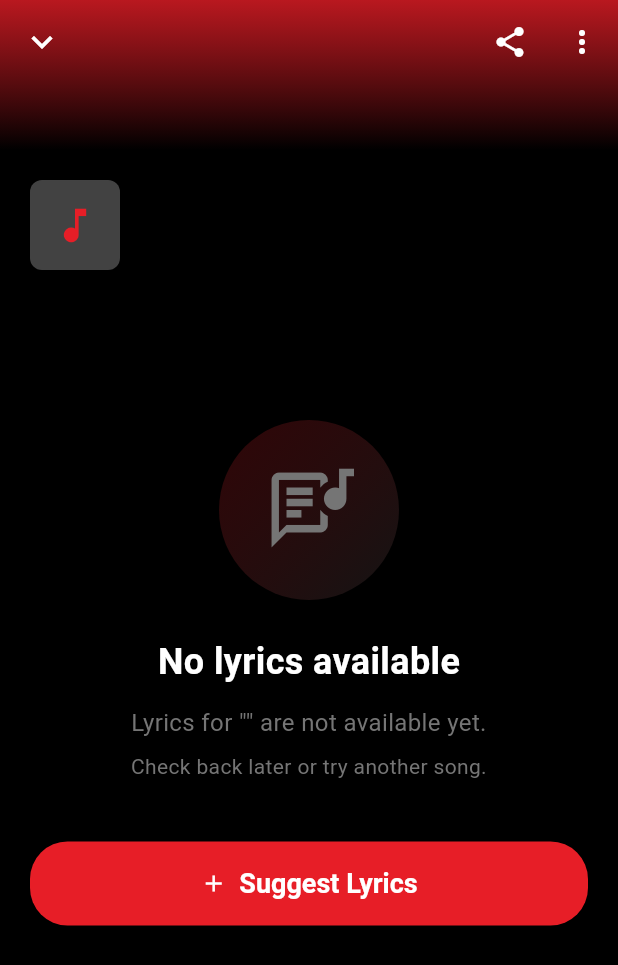
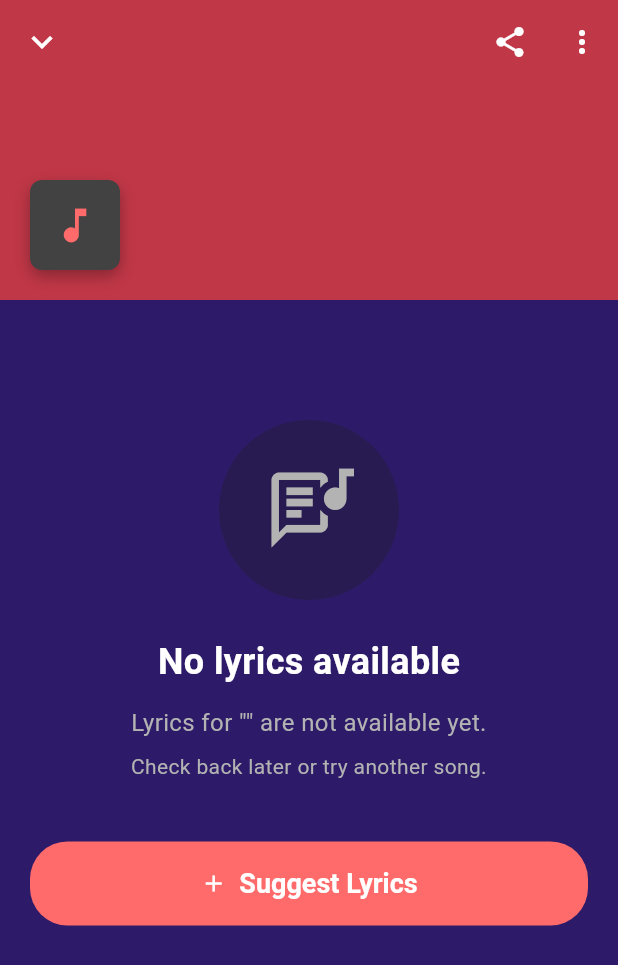
Before and after one commit to andinoferdi/RedRhythm, a Flutter app: the LyricsScreen screen opened directly with empty values, on a phone screen of 412 x 824 dp. Shown: the top 965 px of the screen. Run offline on Flutter 3.47's test engine with Material 3 defaults, Android fonts, the phone set to English and light mode, and no system bars; our stand-ins replace auto_route, flutter_riverpod, flutter_secure_storage, freezed_annotation, get_it, image_picker and 4 more; accounts and stored records are empty; network calls fail; Roboto replaces fonts that are missing (Poppins); statements that could not run were skipped.

Commit message:
Local development changes

```diff
--- a/lib/screens/music_player/lyrics_screen.dart
+++ b/lib/screens/music_player/lyrics_screen.dart
@@ -5,6 +5,8 @@ import '../../controllers/player_controller.dart';
 import '../../models/song.dart';
 import '../../utils/app_colors.dart';
 import '../../utils/image_helpers.dart';
+import '../../utils/color_extractor.dart';
+import '../../providers/dynamic_color_provider.dart';
 
 @RoutePage()
 class LyricsScreen extends ConsumerStatefulWidget {
@@ -31,38 +33,47 @@ class _LyricsScreenState extends ConsumerState<LyricsScreen> {
   @override
   Widget build(BuildContext context) {
     final playerState = ref.watch(playerControllerProvider);
+    final dynamicColorState = ref.watch(dynamicColorProvider);
     final currentSong = playerState.currentSong ?? widget.song;
+    final colors = dynamicColorState.colors ?? ColorExtractor.getDefaultColors();
+
+    // Extract colors from current song if needed
+    WidgetsBinding.instance.addPostFrameCallback((_) {
+      if (currentSong != null) {
+        ref.read(dynamicColorProvider.notifier).extractColorsFromSong(currentSong);
+      }
+    });
 
     return Scaffold(
-      backgroundColor: AppColors.background,
+      backgroundColor: colors.backgroundStart,
       body: CustomScrollView(
         controller: _scrollController,
         slivers: [
-          // Custom App Bar with gradient
+          // Custom App Bar with solid color
           SliverAppBar(
             expandedHeight: 200,
             floating: false,
             pinned: true,
-            backgroundColor: AppColors.background,
+            backgroundColor: Colors.transparent,
             leading: IconButton(
-              icon: const Icon(Icons.keyboard_arrow_down, color: Colors.white, size: 28),
+              icon: Icon(Icons.keyboard_arrow_down, color: colors.textPrimary, size: 28),
               onPressed: () => context.router.maybePop(),
             ),
             actions: [
               IconButton(
-                icon: const Icon(Icons.share, color: Colors.white),
+                icon: Icon(Icons.share, color: colors.textPrimary),
                 onPressed: () {
                   // TODO: Implement share lyrics functionality
                   ScaffoldMessenger.of(context).showSnackBar(
-                    const SnackBar(
-                      content: Text('Share lyrics feature coming soon!'),
-                      backgroundColor: AppColors.primary,
+                    SnackBar(
+                      content: const Text('Share lyrics feature coming soon!'),
+                      backgroundColor: colors.accent,
                     ),
                   );
                 },
               ),
               IconButton(
-                icon: const Icon(Icons.more_vert, color: Colors.white),
+                icon: Icon(Icons.more_vert, color: colors.textPrimary),
                 onPressed: () {
                   // TODO: Implement more options
                 },
@@ -70,17 +81,7 @@ class _LyricsScreenState extends ConsumerState<LyricsScreen> {
             ],
             flexibleSpace: FlexibleSpaceBar(
               background: Container(
-                decoration: BoxDecoration(
-                  gradient: LinearGradient(
-                    begin: Alignment.topCenter,
-                    end: Alignment.bottomCenter,
-                    colors: [
-                      AppColors.primary.withValues(alpha: 0.8),
-                      AppColors.background.withValues(alpha: 0.9),
-                      AppColors.background,
-                    ],
-                  ),
-                ),
+                color: colors.primary.withValues(alpha: 0.8),
                 child: SafeArea(
                   child: Padding(
                     padding: const EdgeInsets.fromLTRB(20, 60, 20, 20),
@@ -113,9 +114,9 @@ class _LyricsScreenState extends ConsumerState<LyricsScreen> {
                                   fit: BoxFit.cover,
                                   fallbackWidget: Container(
                                     color: AppColors.greyDark,
-                                    child: const Icon(
+                                    child: Icon(
                                       Icons.music_note,
-                                      color: AppColors.primary,
+                                      color: colors.accent,
                                       size: 30,
                                     ),
                                   ),
@@ -130,8 +131,8 @@ class _LyricsScreenState extends ConsumerState<LyricsScreen> {
                                 children: [
                                   Text(
                                     currentSong.title,
-                                    style: const TextStyle(
-                                      color: Colors.white,
+                                    style: TextStyle(
+                                      color: colors.textPrimary,
                                       fontSize: 18,
                                       fontWeight: FontWeight.bold,
                                       fontFamily: 'Poppins',
@@ -142,8 +143,8 @@ class _LyricsScreenState extends ConsumerState<LyricsScreen> {
                                   const SizedBox(height: 4),
                                   Text(
                                     currentSong.artist,
-                                    style: const TextStyle(
-                                      color: Colors.white70,
+                                    style: TextStyle(
+                                      color: colors.textSecondary,
                                       fontSize: 14,
                                       fontFamily: 'Poppins',
                                     ),
@@ -176,6 +177,9 @@ class _LyricsScreenState extends ConsumerState<LyricsScreen> {
   }
 
   Widget _buildLyricsContent(Song song) {
+    final dynamicColorState = ref.watch(dynamicColorProvider);
+    final colors = dynamicColorState.colors ?? ColorExtractor.getDefaultColors();
+
     if (song.lyrics == null || song.lyrics!.trim().isEmpty) {
       return _buildNoLyricsState(song);
     }
@@ -189,16 +193,16 @@ class _LyricsScreenState extends ConsumerState<LyricsScreen> {
         // Lyrics header
         Row(
           children: [
-            const Icon(
+            Icon(
               Icons.lyrics,
-              color: AppColors.primary,
+              color: colors.accent,
               size: 24,
             ),
             const SizedBox(width: 8),
-            const Text(
+            Text(
               'Lyrics',
               style: TextStyle(
-                color: AppColors.primary,
+                color: colors.accent,
                 fontSize: 20,
                 fontWeight: FontWeight.bold,
                 fontFamily: 'Poppins',
@@ -207,13 +211,13 @@ class _LyricsScreenState extends ConsumerState<LyricsScreen> {
             const Spacer(),
             // Font size controls
             IconButton(
-              icon: const Icon(Icons.text_decrease, color: AppColors.greyLight),
+              icon: Icon(Icons.text_decrease, color: colors.textSecondary),
               onPressed: () {
                 // TODO: Implement font size decrease
               },
             ),
             IconButton(
-              icon: const Icon(Icons.text_increase, color: AppColors.greyLight),
+              icon: Icon(Icons.text_increase, color: colors.textSecondary),
               onPressed: () {
                 // TODO: Implement font size increase
               },
@@ -223,24 +227,16 @@ class _LyricsScreenState extends ConsumerState<LyricsScreen> {
 
         const SizedBox(height: 20),
 
-        // Lyrics text with solid gradient background
+        // Lyrics text with solid background
         Container(
           width: double.infinity,
           padding: const EdgeInsets.all(24),
           decoration: BoxDecoration(
-            gradient: LinearGradient(
-              begin: Alignment.topLeft,
-              end: Alignment.bottomRight,
-              colors: [
-                const Color(0xFFE53E3E), // Red primary
-                const Color(0xFFD53F8C), // Red-pink
-                const Color(0xFFC53030), // Darker red
-              ],
-            ),
+            color: colors.primary,
             borderRadius: BorderRadius.circular(16),
             boxShadow: [
               BoxShadow(
-                color: const Color(0xFFE53E3E).withValues(alpha: 0.3),
+                color: colors.primary.withValues(alpha: 0.3),
                 blurRadius: 20,
                 offset: const Offset(0, 8),
               ),
@@ -312,6 +308,9 @@ class _LyricsScreenState extends ConsumerState<LyricsScreen> {
   }
 
   Widget _buildNoLyricsState(Song song) {
+    final dynamicColorState = ref.watch(dynamicColorProvider);
+    final colors = dynamicColorState.colors ?? ColorExtractor.getDefaultColors();
+
     return Center(
       child: Column(
         mainAxisAlignment: MainAxisAlignment.center,
@@ -324,28 +323,21 @@ class _LyricsScreenState extends ConsumerState<LyricsScreen> {
             height: 120,
             decoration: BoxDecoration(
               shape: BoxShape.circle,
-              gradient: LinearGradient(
-                begin: Alignment.topLeft,
-                end: Alignment.bottomRight,
-                colors: [
-                  AppColors.primary.withValues(alpha: 0.2),
-                  AppColors.greyDark.withValues(alpha: 0.3),
-                ],
-              ),
+              color: colors.backgroundEnd.withValues(alpha: 0.3),
             ),
-            child: const Icon(
+            child: Icon(
               Icons.lyrics_outlined,
               size: 60,
-              color: AppColors.greyLight,
+              color: colors.textSecondary,
             ),
           ),
 
           const SizedBox(height: 24),
 
-          const Text(
+          Text(
             'No lyrics available',
             style: TextStyle(
-              color: AppColors.text,
+              color: colors.textPrimary,
               fontSize: 24,
               fontWeight: FontWeight.bold,
               fontFamily: 'Poppins',
@@ -356,8 +348,8 @@ class _LyricsScreenState extends ConsumerState<LyricsScreen> {
 
           Text(
             'Lyrics for "${song.title}" are not available yet.',
-            style: const TextStyle(
-              color: AppColors.greyLight,
+            style: TextStyle(
+              color: colors.textSecondary,
               fontSize: 16,
               fontFamily: 'Poppins',
             ),
@@ -366,10 +358,10 @@ class _LyricsScreenState extends ConsumerState<LyricsScreen> {
 
           const SizedBox(height: 8),
 
-          const Text(
+          Text(
             'Check back later or try another song.',
             style: TextStyle(
-              color: AppColors.greyLight,
+              color: colors.textSecondary,
               fontSize: 14,
               fontFamily: 'Poppins',
             ),
@@ -383,9 +375,9 @@ class _LyricsScreenState extends ConsumerState<LyricsScreen> {
             onPressed: () {
               // TODO: Implement suggest lyrics or report missing lyrics
               ScaffoldMessenger.of(context).showSnackBar(
-                const SnackBar(
-                  content: Text('Suggest lyrics feature coming soon!'),
-                  backgroundColor: AppColors.primary,
+                SnackBar(
+                  content: const Text('Suggest lyrics feature coming soon!'),
+                  backgroundColor: colors.accent,
                 ),
               );
             },
@@ -399,7 +391,7 @@ class _LyricsScreenState extends ConsumerState<LyricsScreen> {
               ),
             ),
             style: ElevatedButton.styleFrom(
-              backgroundColor: AppColors.primary,
+              backgroundColor: colors.accent,
               padding: const EdgeInsets.symmetric(horizontal: 24, vertical: 12),
               shape: RoundedRectangleBorder(
                 borderRadius: BorderRadius.circular(25),
--- /dev/null
+++ b/lib/utils/color_extractor.dart
@@ -0,0 +1,188 @@
+import 'dart:typed_data';
+import 'dart:ui' as ui;
+import 'package:flutter/material.dart';
+import 'package:http/http.dart' as http;
+import 'package:palette_generator/palette_generator.dart';
+
+class ColorExtractor {
+  static final Map<String, DominantColors> _colorCache = {};
+
+  /// Extract dominant colors from image URL
+  static Future<DominantColors> extractColorsFromUrl(String imageUrl) async {
+    // Check cache first
+    if (_colorCache.containsKey(imageUrl)) {
+      return _colorCache[imageUrl]!;
+    }
+
+    try {
+      // Download image
+      final response = await http.get(Uri.parse(imageUrl));
+      if (response.statusCode != 200) {
+        return getDefaultColors();
+      }
+
+      // Create image from bytes
+      final Uint8List bytes = response.bodyBytes;
+      final ui.Codec codec = await ui.instantiateImageCodec(bytes);
+      final ui.FrameInfo frameInfo = await codec.getNextFrame();
+      final ui.Image image = frameInfo.image;
+
+      // Generate palette
+      final PaletteGenerator paletteGenerator = await PaletteGenerator.fromImage(
+        image,
+        maximumColorCount: 20,
+      );
+
+      // Extract colors
+      final dominantColors = _extractDominantColors(paletteGenerator);
+
+      // Cache the result
+      _colorCache[imageUrl] = dominantColors;
+
+      return dominantColors;
+    } catch (e) {
+      debugPrint('Error extracting colors from image: $e');
+      return getDefaultColors();
+    }
+  }
+
+  /// Extract dominant colors from PaletteGenerator
+  static DominantColors _extractDominantColors(PaletteGenerator palette) {
+    // Primary color (most dominant)
+    Color primary = palette.dominantColor?.color ??
+                   palette.vibrantColor?.color ??
+                   palette.darkVibrantColor?.color ??
+                   const Color(0xFFE53E3E);
+
+    // Secondary color (complementary or muted)
+    Color secondary = palette.mutedColor?.color ??
+                     palette.lightVibrantColor?.color ??
+                     primary.withValues(alpha: 0.7);
+
+    // Background colors
+    Color backgroundStart = palette.darkMutedColor?.color ??
+                           primary.withValues(alpha: 0.8);
+    Color backgroundEnd = palette.darkVibrantColor?.color ??
+                         primary.withValues(alpha: 0.3);
+
+    // Text colors
+    Color textPrimary = getContrastingTextColor(primary);
+    Color textSecondary = textPrimary.withValues(alpha: 0.7);
+
+    // Accent color for highlights
+    Color accent = palette.lightVibrantColor?.color ??
+                  palette.vibrantColor?.color ??
+                  primary.withValues(alpha: 0.9);
+
+    return DominantColors(
+      primary: primary,
+      secondary: secondary,
+      backgroundStart: backgroundStart,
+      backgroundEnd: backgroundEnd,
+      textPrimary: textPrimary,
+      textSecondary: textSecondary,
+      accent: accent,
+    );
+  }
+
+  /// Get contrasting text color (white or black) based on background
+  static Color getContrastingTextColor(Color backgroundColor) {
+    // Calculate luminance
+    final luminance = backgroundColor.computeLuminance();
+
+    // Return white for dark backgrounds, black for light backgrounds
+    return luminance > 0.5 ? Colors.black87 : Colors.white;
+  }
+
+  /// Get default colors when extraction fails
+  static DominantColors getDefaultColors() {
+    return const DominantColors(
+      primary: Color(0xFFE53E3E),
+      secondary: Color(0xFFD53F8C),
+      backgroundStart: Color(0xFF2D1B69),
+      backgroundEnd: Color(0xFF1A1A1A),
+      textPrimary: Colors.white,
+      textSecondary: Color(0xFFB3B3B3),
+      accent: Color(0xFFFF6B6B),
+    );
+  }
+
+  /// Clear color cache
+  static void clearCache() {
+    _colorCache.clear();
+  }
+
+  /// Clear specific color from cache
+  static void clearColorFromCache(String imageUrl) {
+    _colorCache.remove(imageUrl);
+  }
+}
+
+/// Data class to hold extracted dominant colors
+class DominantColors {
+  final Color primary;
+  final Color secondary;
+  final Color backgroundStart;
+  final Color backgroundEnd;
+  final Color textPrimary;
+  final Color textSecondary;
+  final Color accent;
+
+  const DominantColors({
+    required this.primary,
+    required this.secondary,
+    required this.backgroundStart,
+    required this.backgroundEnd,
+    required this.textPrimary,
+    required this.textSecondary,
+    required this.accent,
+  });
+
+  /// Create gradient for backgrounds
+  LinearGradient get backgroundGradient => LinearGradient(
+    begin: Alignment.topLeft,
+    end: Alignment.bottomRight,
+    colors: [backgroundStart, backgroundEnd],
+  );
+
+  /// Create gradient for cards/containers
+  LinearGradient get cardGradient => LinearGradient(
+    begin: Alignment.topLeft,
+    end: Alignment.bottomRight,
+    colors: [
+      primary.withValues(alpha: 0.8),
+      secondary.withValues(alpha: 0.6),
+      primary.withValues(alpha: 0.4),
+    ],
+  );
+
+  /// Create gradient for lyrics container
+  LinearGradient get lyricsGradient => LinearGradient(
+    begin: Alignment.topLeft,
+    end: Alignment.bottomRight,
+    colors: [primary, secondary, primary.withValues(alpha: 0.8)],
+  );
+
+  @override
+  bool operator ==(Object other) =>
+      identical(this, other) ||
+      other is DominantColors &&
+          runtimeType == other.runtimeType &&
+          primary == other.primary &&
+          secondary == other.secondary &&
+          backgroundStart == other.backgroundStart &&
+          backgroundEnd == other.backgroundEnd &&
+          textPrimary == other.textPrimary &&
+          textSecondary == other.textSecondary &&
+          accent == other.accent;
+
+  @override
+  int get hashCode =>
+      primary.hashCode ^
+      secondary.hashCode ^
+      backgroundStart.hashCode ^
+      backgroundEnd.hashCode ^
+      textPrimary.hashCode ^
+      textSecondary.hashCode ^
+      accent.hashCode;
+}
--- a/pubspec.yaml
+++ b/pubspec.yaml
@@ -15,6 +15,7 @@ dependencies:
   riverpod_annotation: ^2.3.3
   http: ^1.4.0
   get_it: ^7.6.7
+  palette_generator: ^0.3.3+3
   freezed_annotation: ^2.4.1
   json_annotation: ^4.8.1
   path_provider: ^2.1.2
```
Also changed, not shown: lib/providers/dynamic_color_provider.dart (added, +114 -0 lines), lib/screens/music_player/music_player_screen.dart (+48 -40 lines), lib/widgets/mini_player.dart (+16 -17 lines), pubspec.lock, 8 other files.
